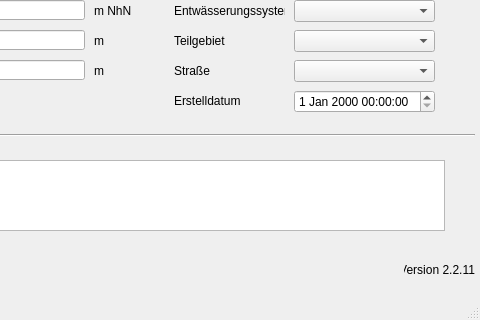
hoettges/QKan, file qkan/database/templates/speicher.ui: the form before one commit; both pictures show x 156 to 636 and y 100 to 420 of the 636 by 420 pixel window.
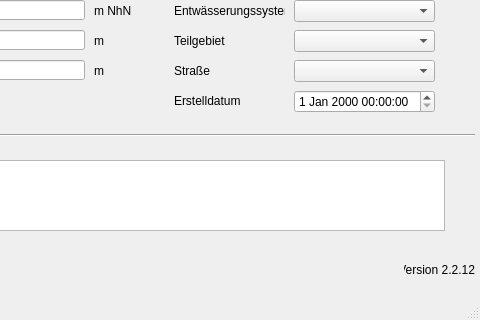
The form after the commit. Custom widgets are drawn as their Qt base class.

Patch:
```diff
--- a/qkan/database/templates/speicher.ui
+++ b/qkan/database/templates/speicher.ui
@@ -361,7 +361,7 @@
      <string>Version QKan Import</string>
     </property>
     <property name="text">
-     <string>Version 2.2.11</string>
+     <string>Version 2.2.12</string>
     </property>
     <property name="alignment">
      <set>Qt::AlignRight|Qt::AlignTrailing|Qt::AlignVCenter</set>
```
